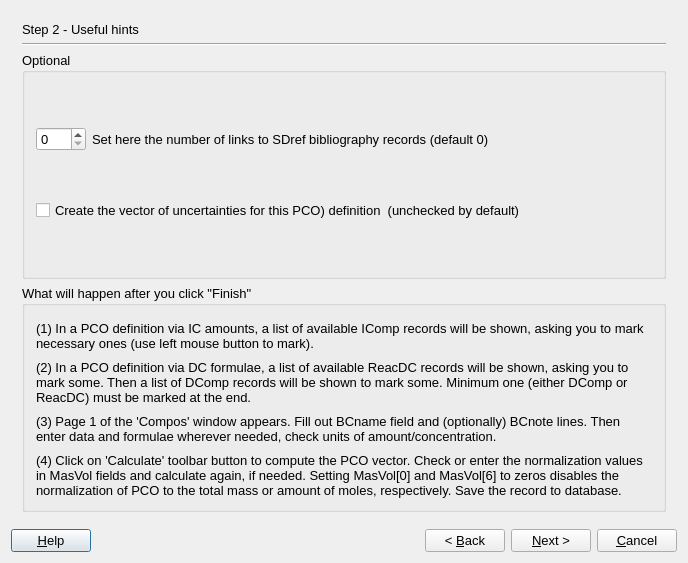
Qt form gems3/vizor4/dlg4/ComposWizard4.ui (gemshub/GEMSGUI) before a commit.
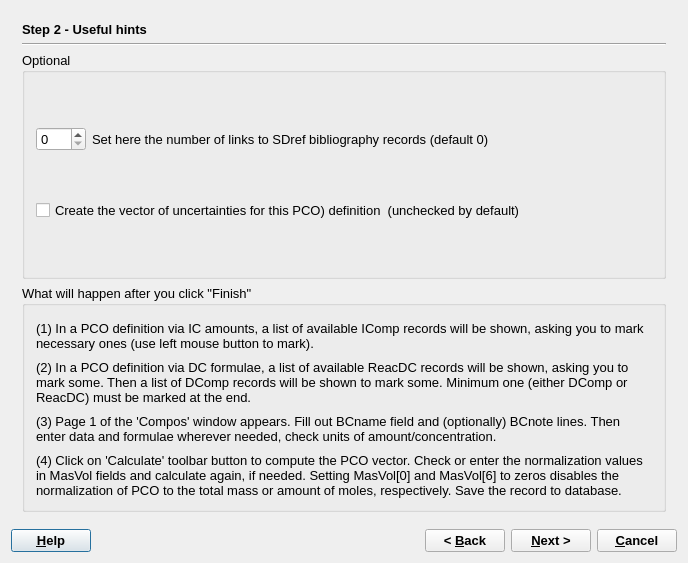
The same form after that commit. The open tabs and pages were chosen to show the change.

The edit to the form file:
```diff
--- a/gems3/vizor4/dlg4/ComposWizard4.ui
+++ b/gems3/vizor4/dlg4/ComposWizard4.ui
@@ -285,6 +285,12 @@
            <verstretch>0</verstretch>
           </sizepolicy>
          </property>
+         <property name="font">
+          <font>
+           <weight>75</weight>
+           <bold>true</bold>
+          </font>
+         </property>
          <property name="text">
           <string>Step 2 - Useful hints</string>
          </property>
@@ -417,6 +423,12 @@
     <layout class="QHBoxLayout">
      <item>
       <widget class="QPushButton" name="pHelp">
+       <property name="font">
+        <font>
+         <weight>75</weight>
+         <bold>true</bold>
+        </font>
+       </property>
        <property name="text">
         <string>&amp;Help</string>
        </property>
@@ -437,6 +449,12 @@
      </item>
      <item>
       <widget class="QPushButton" name="pBack">
+       <property name="font">
+        <font>
+         <weight>75</weight>
+         <bold>true</bold>
+        </font>
+       </property>
        <property name="text">
         <string>&lt; &amp;Back</string>
        </property>
@@ -444,6 +462,12 @@
      </item>
      <item>
       <widget class="QPushButton" name="pNext">
+       <property name="font">
+        <font>
+         <weight>75</weight>
+         <bold>true</bold>
+        </font>
+       </property>
        <property name="text">
         <string>&amp;Next &gt;</string>
        </property>
@@ -451,6 +475,12 @@
      </item>
      <item>
       <widget class="QPushButton" name="pCancel">
+       <property name="font">
+        <font>
+         <weight>75</weight>
+         <bold>true</bold>
+        </font>
+       </property>
        <property name="text">
         <string>&amp;Cancel</string>
        </property>
```
Left out of the diff: 8 changed lines with no effect on the pictures.
